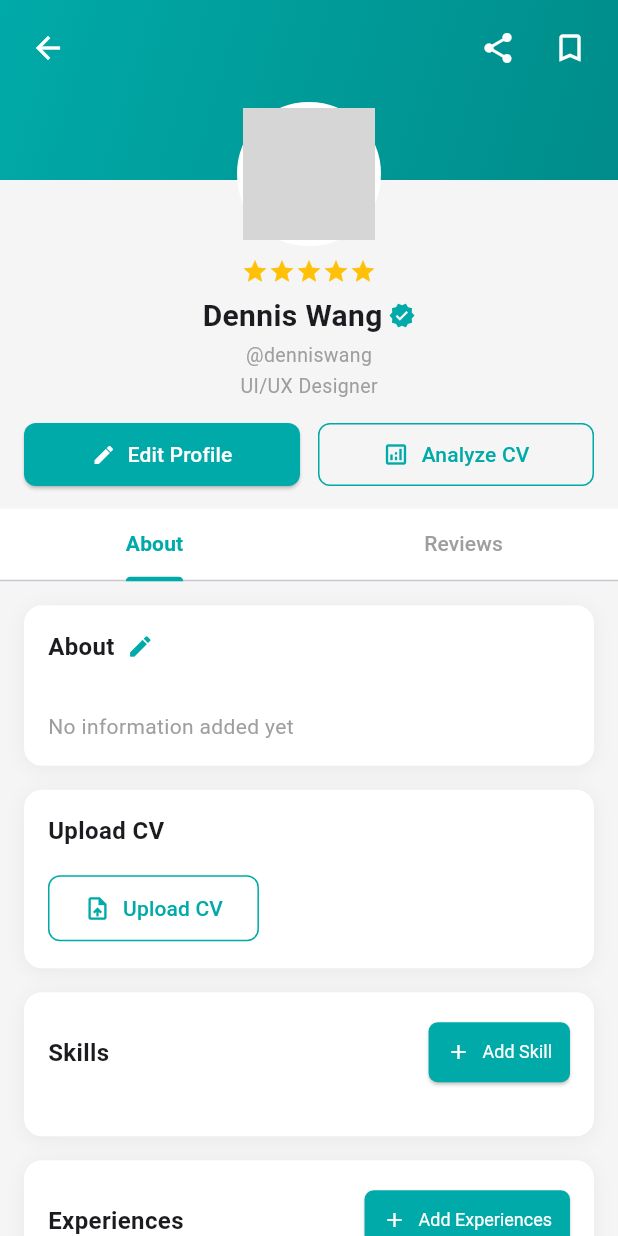
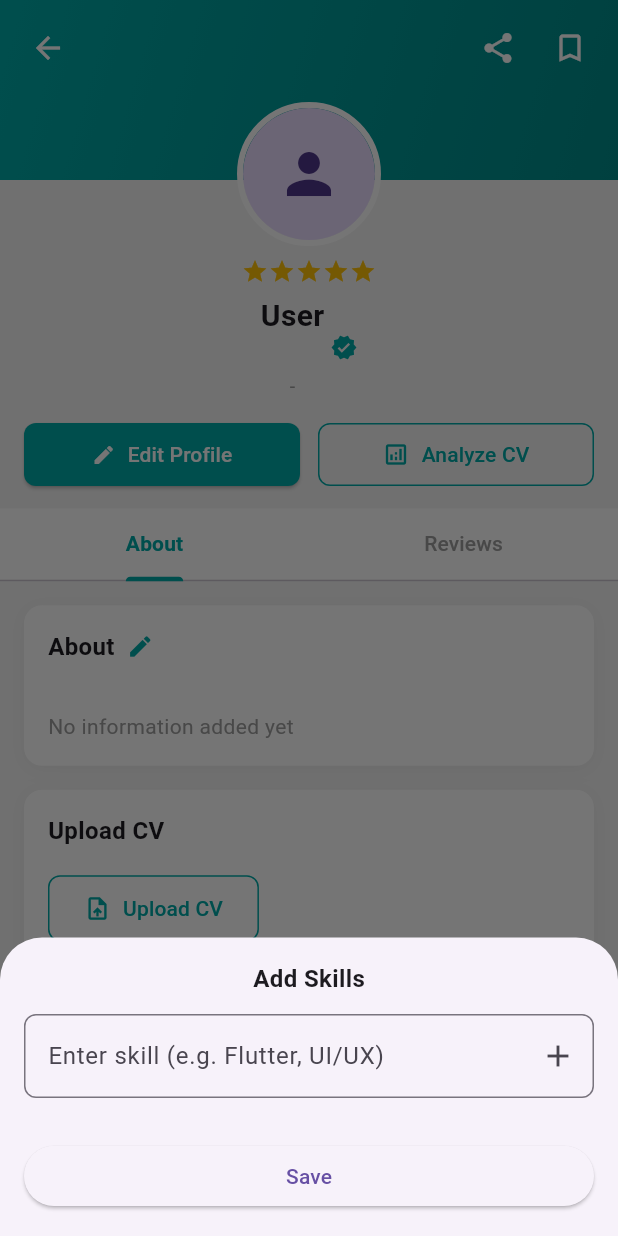
Before and after one commit to hwasyui/WorkByte-FRONTEND, a Flutter app: the ProfileScreen screen opened directly, after a tap on "Add Skill", on a phone screen of 412 x 824 dp. Run offline on Flutter 3.47's test engine with Material 3 defaults, Android fonts, the phone set to English and light mode, and no system bars; our stand-ins replace file_picker, flutter_dotenv, google_fonts; accounts and stored records are empty; grey boxes are pictures that could not be loaded.

Commit message:
[IKP] Update profile section, fetch data from DB

```diff
--- a/lib/models/client_model.dart
+++ b/lib/models/client_model.dart
@@ -5,6 +5,7 @@ class ClientModel {
   final String? bio;
   final String? websiteUrl;
   final String? profilePictureUrl;
+  final String jobTitle;
   final int totalJobsPosted;
   final int totalProjectsCompleted;
   final double? averageRatingGiven;
@@ -18,6 +19,7 @@ class ClientModel {
     this.bio,
     this.websiteUrl,
     this.profilePictureUrl,
+    this.jobTitle = '-',
     this.totalJobsPosted = 0,
     this.totalProjectsCompleted = 0,
     this.averageRatingGiven,
@@ -32,6 +34,7 @@ class ClientModel {
     bio: json['bio'] as String?,
     websiteUrl: json['website_url'] as String?,
     profilePictureUrl: json['profile_picture_url'] as String?,
+    jobTitle: '-',
     totalJobsPosted: (json['total_jobs_posted'] as num?)?.toInt() ?? 0,
     totalProjectsCompleted:
         (json['total_projects_completed'] as num?)?.toInt() ?? 0,
@@ -51,6 +54,7 @@ class ClientModel {
     String? bio,
     String? websiteUrl,
     String? profilePictureUrl,
+    String? jobTitle,
   }) => ClientModel(
     clientId: clientId,
     userId: userId,
@@ -58,6 +62,7 @@ class ClientModel {
     bio: bio ?? this.bio,
     websiteUrl: websiteUrl ?? this.websiteUrl,
     profilePictureUrl: profilePictureUrl ?? this.profilePictureUrl,
+    jobTitle: jobTitle ?? this.jobTitle,
     totalJobsPosted: totalJobsPosted,
     totalProjectsCompleted: totalProjectsCompleted,
     averageRatingGiven: averageRatingGiven,
--- a/lib/models/freelancer_model.dart
+++ b/lib/models/freelancer_model.dart
@@ -5,6 +5,7 @@ class FreelancerModel {
   final String? bio;
   final String? cvFileUrl;
   final String? profilePictureUrl;
+  final String jobTitle;
   final double? estimatedRate;
   final String? rateTime;
   final String? rateCurrency;
@@ -19,6 +20,7 @@ class FreelancerModel {
     this.bio,
     this.cvFileUrl,
     this.profilePictureUrl,
+    this.jobTitle = '-',
     this.estimatedRate,
     this.rateTime,
     this.rateCurrency,
@@ -35,6 +37,7 @@ class FreelancerModel {
         bio: json['bio'] as String?,
         cvFileUrl: json['cv_file_url'] as String?,
         profilePictureUrl: json['profile_picture_url'] as String?,
+        jobTitle: '-',
         estimatedRate: (json['estimated_rate'] as num?)?.toDouble(),
         rateTime: json['rate_time'] as String?,
         rateCurrency: json['rate_currency'] as String?,
@@ -61,6 +64,7 @@ class FreelancerModel {
     String? bio,
     String? cvFileUrl,
     String? profilePictureUrl,
+    String? jobTitle,
     double? estimatedRate,
     String? rateTime,
     String? rateCurrency,
@@ -71,6 +75,7 @@ class FreelancerModel {
     bio: bio ?? this.bio,
     cvFileUrl: cvFileUrl ?? this.cvFileUrl,
     profilePictureUrl: profilePictureUrl ?? this.profilePictureUrl,
+    jobTitle: jobTitle ?? this.jobTitle,
     estimatedRate: estimatedRate ?? this.estimatedRate,
     rateTime: rateTime ?? this.rateTime,
     rateCurrency: rateCurrency ?? this.rateCurrency,
--- a/lib/providers/profile_provider.dart
+++ b/lib/providers/profile_provider.dart
@@ -35,6 +35,11 @@ class ProfileProvider extends ChangeNotifier {
   String? get bio {
     if (isClient) return _clientProfile?.bio;
     return _freelancerProfile?.bio;
+  }
+
+  String get jobTitle {
+    if (isClient) return _clientProfile?.jobTitle ?? '-';
+    return _freelancerProfile?.jobTitle ?? '-';
   }
 
   static final String _baseUrl = (dotenv.env['BACKEND'] ?? '').replaceAll(
@@ -143,6 +148,16 @@ class ProfileProvider extends ChangeNotifier {
     return false;
   }
 
+  // ─── Update local jobTitle ───────────────────────────────────────────────
+  void updateJobTitle(String jobTitle) {
+    if (isClient) {
+      _clientProfile = _clientProfile?.copyWith(jobTitle: jobTitle);
+    } else {
+      _freelancerProfile = _freelancerProfile?.copyWith(jobTitle: jobTitle);
+    }
+    notifyListeners();
+  }
+
   // ─── Clear on logout ──────────────────────────────────────────────────────
   void clear() {
     _clientProfile = null;
--- a/lib/screens/freelancer_profile/freelancer_profile.dart
+++ b/lib/screens/freelancer_profile/freelancer_profile.dart
@@ -1,8 +1,12 @@
 import 'package:flutter/material.dart';
 import 'package:file_picker/file_picker.dart';
+import 'package:provider/provider.dart';
 import '../../widgets/education_profile.dart';
 import '../../widgets/experience_profile.dart';
 import '../../widgets/edit_profile_form.dart';
+import '../../widgets/add_skill.dart';
+import '../../providers/auth_provider.dart';
+import '../../providers/profile_provider.dart';
 import 'upload_cv.dart';
 import 'dart:io';
 
@@ -15,12 +19,9 @@ class ProfileScreen extends StatefulWidget {
 
 class _ProfileScreenState extends State<ProfileScreen>
     with SingleTickerProviderStateMixin {
-  String name = "Dennis Wang";
-  String username = "@denniswang";
-  String job = "UI/UX Designer";
   String aboutText= '';
-  String? profileImage;
   String? uploadedCVPath;
+  List<String> skills = [];
   final TextEditingController aboutController = TextEditingController();
   late TabController _tabController;
 
@@ -60,23 +61,32 @@ class _ProfileScreenState extends State<ProfileScreen>
     super.dispose();
   }
   void _showEditProfile() {
+    final auth = Provider.of<AuthProvider>(context, listen: false);
+    final profile = Provider.of<ProfileProvider>(context, listen: false);
     showModalBottomSheet(
       context: context,
       isScrollControlled: true,
       builder: (_) => EditProfileForm(
         initialData: {
-          "name": name,
-          "username": username,
-          "job": job,
-          "image": profileImage,
+          "name": profile.displayName,
+          "username": auth.currentUser?.email ?? '',
+          "job": profile.jobTitle,
+          "image": profile.profilePictureUrl,
         },
-        onSave: (data) {
-          setState(() {
-            name = data['name'];
-            username = data['username'];
-            job = data['job'];
-            profileImage = data['image'];
-          });
+        onSave: (data) async {
+          // Update job title locally (not saved to database)
+          profile.updateJobTitle(data['job']);
+
+          // Update other profile fields to backend
+          final fields = {
+            "full_name": data['name'],
+            "profile_picture_url": data['image'],
+          };
+          await profile.updateProfile(
+            token: auth.token!,
+            identifier: auth.currentUser!.userId,
+            fields: fields,
+          );
         },
       ),
     );
@@ -138,6 +148,20 @@ class _ProfileScreenState extends State<ProfileScreen>
             child: const Text('Save'),
           ),
         ],
+      ),
+    );
+  }
+
+  void _showSkillForm() {
+    showModalBottomSheet(
+      context: context,
+      isScrollControlled: true,
+      builder: (_) => AddSkillWidget(
+        onSave: (newSkills) {
+          setState(() {
+            skills.addAll(newSkills);
+          });
+        },
       ),
     );
   }
@@ -232,13 +256,19 @@ class _ProfileScreenState extends State<ProfileScreen>
                       shape: BoxShape.circle,
                       border: Border.all(color: Colors.white, width: 4),
                     ),
-                    child: CircleAvatar(
-                      radius: 44,
-                      backgroundImage: profileImage != null
-                        ? (profileImage!.startsWith('http')
-                            ? NetworkImage(profileImage!)
-                            : FileImage(File(profileImage!)) as ImageProvider)
-                        : const NetworkImage('https://via.placeholder.com/150'),
+                    child: Consumer<ProfileProvider>(
+                      builder: (context, profile, child) {
+                        final profileImage = profile.profilePictureUrl;
+                        return CircleAvatar(
+                          radius: 44,
+                          backgroundImage: profileImage != null
+                            ? (profileImage.startsWith('http')
+                                ? NetworkImage(profileImage)
+                                : FileImage(File(profileImage)) as ImageProvider)
+                            : null,
+                          child: profileImage == null ? const Icon(Icons.person, size: 44) : null,
+                        );
+                      },
                     ),
                   ),
                 ),
@@ -260,15 +290,23 @@ class _ProfileScreenState extends State<ProfileScreen>
           Row(
             mainAxisAlignment: MainAxisAlignment.center,
             children: [
-              Text(name, style: TextStyle(fontSize: 20, fontWeight: FontWeight.bold)),
+              Consumer2<AuthProvider, ProfileProvider>(
+                builder: (context, auth, profile, child) {
+                  return Column(
+                    children: [
+                      Text(profile.displayName, style: TextStyle(fontSize: 20, fontWeight: FontWeight.bold)),
+                      SizedBox(height: 2),
+                      Text(auth.currentUser?.email ?? '', style: TextStyle(color: Colors.grey, fontSize: 13)),
+                      SizedBox(height: 2),
+                      Text(profile.jobTitle, style: TextStyle(color: Colors.grey, fontSize: 13)),
+                    ],
+                  );
+                },
+              ),
               SizedBox(width: 4),
               Icon(Icons.verified, color: primaryColor, size: 18),
             ],
           ),
-          SizedBox(height: 2),
-          Text(username, style: TextStyle(color: Colors.grey, fontSize: 13)),
-          SizedBox(height: 2),
-          Text(job, style: TextStyle(color: Colors.grey, fontSize: 13)),
           SizedBox(height: 12),
 
           Padding(
@@ -423,8 +461,15 @@ class _ProfileScreenState extends State<ProfileScreen>
 
           _buildSection(
             title: 'Skills',
-            actionButton: _buildAddButton('Add Skill', () {}),
-            child: const SizedBox(height: 16),
+            actionButton: _buildAddButton('Add Skill', _showSkillForm),
+            child: Padding(
+              padding: const EdgeInsets.all(16),
+              child: Wrap(
+                spacing: 8,
+                runSpacing: 8,
+                children: skills.map((s) => _SkillChip(label: s)).toList(),
+              ),
+            ),
           ),
           const SizedBox(height: 16),
 
--- /dev/null
+++ b/lib/widgets/add_skill.dart
@@ -0,0 +1,92 @@
+import 'package:flutter/material.dart';
+
+class AddSkillWidget extends StatefulWidget {
+  final Function(List<String>) onSave;
+
+  const AddSkillWidget({Key? key, required this.onSave}) : super(key: key);
+
+  @override
+  State<AddSkillWidget> createState() => _AddSkillWidgetState();
+}
+
+class _AddSkillWidgetState extends State<AddSkillWidget> {
+  final TextEditingController _controller = TextEditingController();
+  List<String> tempSkills = [];
+
+  void _addSkill() {
+    if (_controller.text.trim().isNotEmpty) {
+      setState(() {
+        tempSkills.add(_controller.text.trim());
+        _controller.clear();
+      });
+    }
+  }
+
+  void _removeSkill(String skill) {
+    setState(() {
+      tempSkills.remove(skill);
+    });
+  }
+
+  @override
+  Widget build(BuildContext context) {
+    return Padding(
+      padding: EdgeInsets.only(
+        bottom: MediaQuery.of(context).viewInsets.bottom,
+      ),
+      child: Container(
+        padding: const EdgeInsets.all(16),
+        child: Column(
+          mainAxisSize: MainAxisSize.min,
+          children: [
+            const Text(
+              'Add Skills',
+              style: TextStyle(fontSize: 16, fontWeight: FontWeight.bold),
+            ),
+            const SizedBox(height: 12),
+
+            TextField(
+              controller: _controller,
+              decoration: InputDecoration(
+                hintText: 'Enter skill (e.g. Flutter, UI/UX)',
+                suffixIcon: IconButton(
+                  icon: const Icon(Icons.add),
+                  onPressed: _addSkill,
+                ),
+                border: OutlineInputBorder(
+                  borderRadius: BorderRadius.circular(8),
+                ),
+              ),
+              onSubmitted: (_) => _addSkill(),
+            ),
+
+            const SizedBox(height: 12),
+
+            Wrap(
+              spacing: 8,
+              children: tempSkills.map((skill) {
+                return Chip(
+                  label: Text(skill),
+                  onDeleted: () => _removeSkill(skill),
+                );
+              }).toList(),
+            ),
+
+            const SizedBox(height: 16),
+
+            SizedBox(
+              width: double.infinity,
+              child: ElevatedButton(
+                onPressed: () {
+                  widget.onSave(tempSkills);
+                  Navigator.pop(context);
+                },
+                child: const Text('Save'),
+              ),
+            ),
+          ],
+        ),
+      ),
+    );
+  }
+}
```
Also changed, not shown: lib/services/cv_analysis_service.dart (added).
